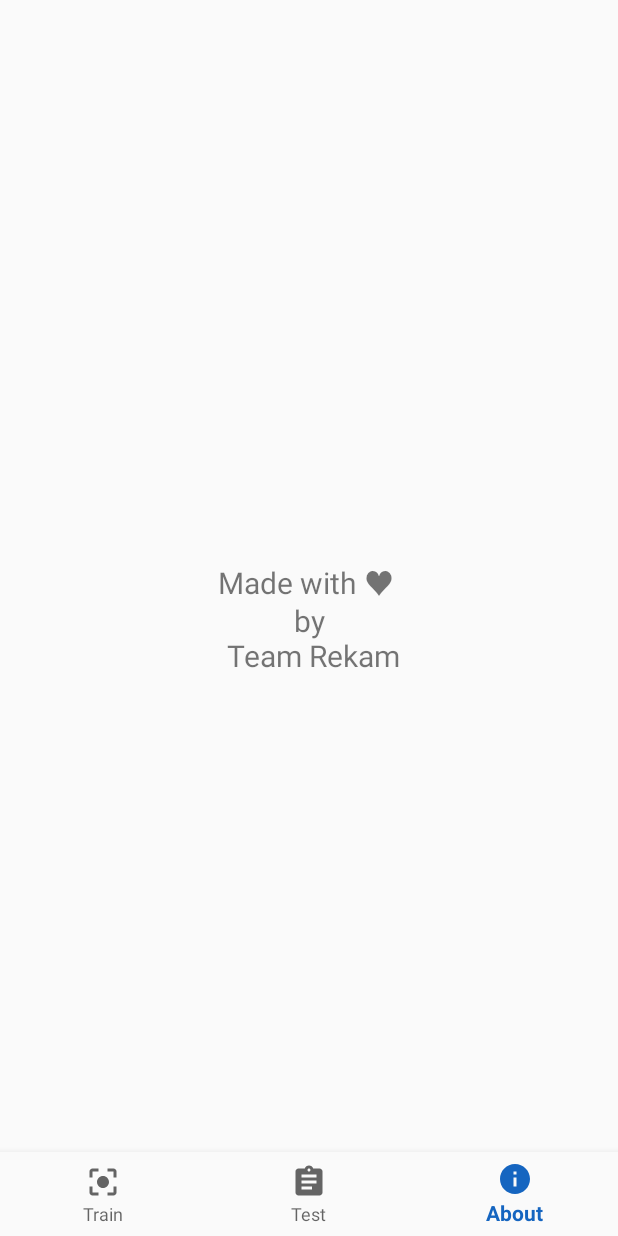
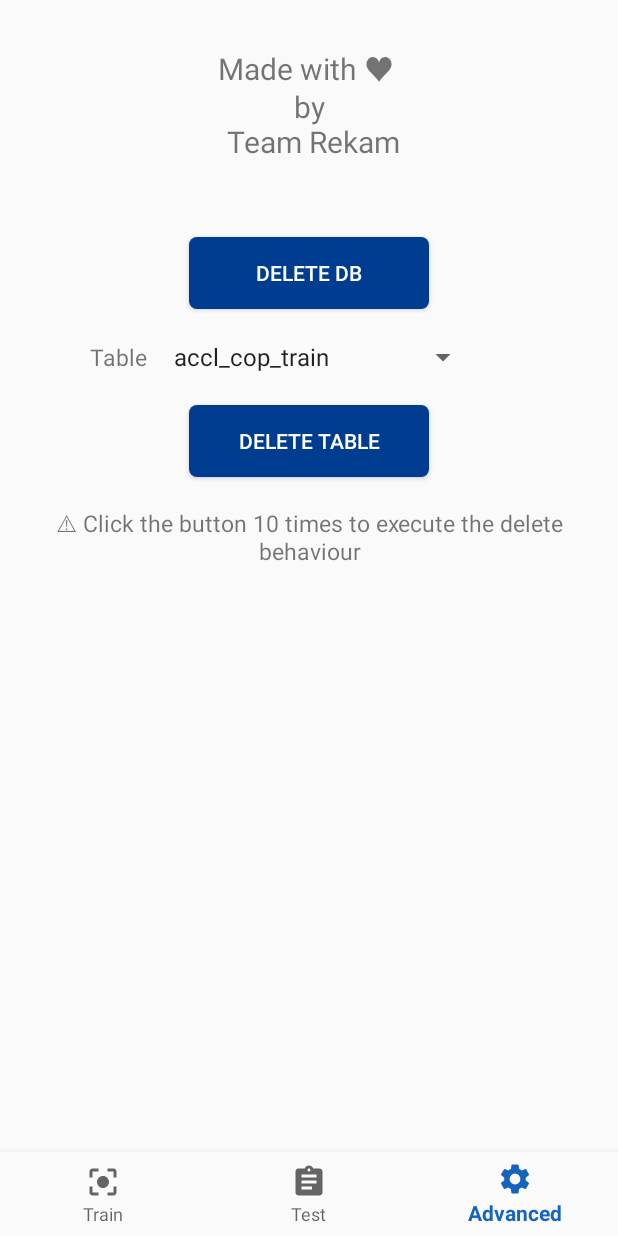
Before and after one commit to SandeepNadella/Action, an Android app: the screen it shows after launch (MainActivity), item 3 of the bottom bar chosen, on a phone screen of 412 x 824 dp. Run offline under Robolectric (Android 15) with nearby library versions, the phone set to English and light mode, and no system bars.

Commit message:
Added delete functionality

```diff
--- a/app/src/main/java/com/rekam/action/MainActivity.java
+++ b/app/src/main/java/com/rekam/action/MainActivity.java
@@ -14,14 +14,13 @@ import com.google.android.material.bottomnavigation.BottomNavigationView;
 import androidx.appcompat.app.AppCompatActivity;
 import androidx.annotation.NonNull;
 import androidx.core.content.ContextCompat;
-import androidx.recyclerview.widget.RecyclerView;
 
 import android.util.Log;
 import android.view.MenuItem;
 import android.view.MotionEvent;
 import android.view.View;
-import android.widget.Button;
-import android.widget.TextView;
+import android.widget.Spinner;
+import android.widget.Toast;
 
 import java.io.File;
 
@@ -45,6 +44,7 @@ public class MainActivity extends AppCompatActivity implements SensorEventListen
     private static SensorManager sensorManager = null;
     private static Sensor accelerometer;
     private static Sensor gyroscope;
+    private static Sensor magnetometer;
 
     private BottomNavigationView.OnNavigationItemSelectedListener mOnNavigationItemSelectedListener
             = new BottomNavigationView.OnNavigationItemSelectedListener() {
@@ -53,10 +53,10 @@ public class MainActivity extends AppCompatActivity implements SensorEventListen
         public boolean onNavigationItemSelected(@NonNull MenuItem item) {
             View trainView = findViewById(R.id.train_layout);
             View testView = findViewById(R.id.test_layout);
-            View aboutView = findViewById(R.id.about_layout);
+            View settingsView = findViewById(R.id.settings_layout);
             trainView.setVisibility(View.INVISIBLE);
             testView.setVisibility(View.INVISIBLE);
-            aboutView.setVisibility(View.INVISIBLE);
+            settingsView.setVisibility(View.INVISIBLE);
             switch (item.getItemId()) {
                 case R.id.train_dashboard:
                     trainView.setVisibility(View.VISIBLE);
@@ -64,8 +64,8 @@ public class MainActivity extends AppCompatActivity implements SensorEventListen
                 case R.id.test_dashboard:
                     testView.setVisibility(View.VISIBLE);
                     return true;
-                case R.id.about_dashboard:
-                    aboutView.setVisibility(View.VISIBLE);
+                case R.id.settings_dashboard:
+                    settingsView.setVisibility(View.VISIBLE);
                     return true;
             }
             return false;
@@ -234,12 +234,62 @@ public class MainActivity extends AppCompatActivity implements SensorEventListen
             }
         });
 
+        findViewById(R.id.del_db_btn).setOnClickListener(new View.OnClickListener() {
+            int countBtnDelDBPress = 0;
+            @Override
+            public void onClick(View v) {
+                countBtnDelDBPress++;
+                if(countBtnDelDBPress == 10) {
+                    countBtnDelDBPress = 0;
+                    File dbfolder = new File(getApplicationContext().getApplicationInfo().dataDir + "//databases//");
+                    if (dbfolder.exists()) {
+                        if (dbfolder.isDirectory()) {
+                            String[] children = dbfolder.list();
+                            for (int i = 0; i < children.length; i++) {
+                                new File(dbfolder, children[i]).delete();
+                            }
+                        }
+                    }
+                    actionUID = 0;
+                    SharedPreferences preferences = getSharedPreferences("ActionAppPreferences", 0);
+                    SharedPreferences.Editor editor = preferences.edit();
+                    editor.putLong("actionUID", actionUID).commit();
+                    runOnUiThread(new Runnable() {
+                        public void run() {
+                            Toast.makeText(MainActivity.this, "DB file deleted successfully", Toast.LENGTH_LONG).show();
+                        }
+                    });
+                }
+            }
+        });
+
+        final Spinner dropTableName = findViewById(R.id.table_drop_down);
+        findViewById(R.id.drop_table).setOnClickListener(new View.OnClickListener() {
+            int countDropTable = 0;
+            @Override
+            public void onClick(View v) {
+                countDropTable++;
+                if(countDropTable == 10) {
+                    countDropTable = 0;
+                    database.deleteTableData(dropTableName.getSelectedItem().toString());
+                    database.getWritableDatabase().close();
+                    runOnUiThread(new Runnable() {
+                        public void run() {
+                            Toast.makeText(MainActivity.this, "Table data deleted", Toast.LENGTH_LONG).show();
+                        }
+                    });
+                }
+            }
+        });
+
         database = new SensorDBModule(getApplicationContext(), DATABASE_NAME, 1);
         sensorManager = (SensorManager) getSystemService(Context.SENSOR_SERVICE);
-        accelerometer = sensorManager.getDefaultSensor(Sensor.TYPE_ACCELEROMETER);
+        accelerometer = sensorManager. getDefaultSensor(Sensor.TYPE_ACCELEROMETER);
         gyroscope = sensorManager.getDefaultSensor(Sensor.TYPE_GYROSCOPE);
+        magnetometer = sensorManager.getDefaultSensor(Sensor.TYPE_MAGNETIC_FIELD);
         sensorManager.registerListener(this, accelerometer, SensorManager.SENSOR_DELAY_NORMAL);
         sensorManager.registerListener(this, gyroscope, SensorManager.SENSOR_DELAY_NORMAL);
+        sensorManager.registerListener(this, magnetometer, SensorManager.SENSOR_DELAY_NORMAL);
 
         database.createTable(COP_TRAIN_TABLE,SensorDBModule.ACCELEROMETER);
         database.createTable(HUNGRY_TRAIN_TABLE,SensorDBModule.ACCELEROMETER);
@@ -249,6 +299,10 @@ public class MainActivity extends AppCompatActivity implements SensorEventListen
         database.createTable(HUNGRY_TRAIN_TABLE,SensorDBModule.GYROSCOPE);
         database.createTable(HEADACHE_TRAIN_TABLE,SensorDBModule.GYROSCOPE);
         database.createTable(ABOUT_TRAIN_TABLE,SensorDBModule.GYROSCOPE);
+        database.createTable(COP_TRAIN_TABLE,SensorDBModule.MAGNETOMETER);
+        database.createTable(HUNGRY_TRAIN_TABLE,SensorDBModule.MAGNETOMETER);
+        database.createTable(HEADACHE_TRAIN_TABLE,SensorDBModule.MAGNETOMETER);
+        database.createTable(ABOUT_TRAIN_TABLE,SensorDBModule.MAGNETOMETER);
 
         database.createTable(COP_TEST_TABLE,SensorDBModule.ACCELEROMETER);
         database.createTable(HUNGRY_TEST_TABLE,SensorDBModule.ACCELEROMETER);
@@ -258,6 +312,10 @@ public class MainActivity extends AppCompatActivity implements SensorEventListen
         database.createTable(HUNGRY_TEST_TABLE,SensorDBModule.GYROSCOPE);
         database.createTable(HEADACHE_TEST_TABLE,SensorDBModule.GYROSCOPE);
         database.createTable(ABOUT_TEST_TABLE,SensorDBModule.GYROSCOPE);
+        database.createTable(COP_TEST_TABLE,SensorDBModule.MAGNETOMETER);
+        database.createTable(HUNGRY_TEST_TABLE,SensorDBModule.MAGNETOMETER);
+        database.createTable(HEADACHE_TEST_TABLE,SensorDBModule.MAGNETOMETER);
+        database.createTable(ABOUT_TEST_TABLE,SensorDBModule.MAGNETOMETER);
     }
 
     private void startSession() {
@@ -298,6 +356,9 @@ public class MainActivity extends AppCompatActivity implements SensorEventListen
                 if (event.sensor.getType() == Sensor.TYPE_GYROSCOPE) {
                     database.insert(tableName,SensorDBModule.GYROSCOPE, actionUID, event.timestamp, event.values[0], event.values[1], event.values[2]);
                 }
+                if (event.sensor.getType() == Sensor.TYPE_MAGNETIC_FIELD) {
+                    database.insert(tableName,SensorDBModule.MAGNETOMETER, actionUID, event.timestamp, event.values[0], event.values[1], event.values[2]);
+                }
             }
         }
     }
@@ -330,6 +391,7 @@ public class MainActivity extends AppCompatActivity implements SensorEventListen
         actionUID = preferences.getLong("actionUID", 0);
         sensorManager.registerListener(this, accelerometer, SensorManager.SENSOR_DELAY_NORMAL);
         sensorManager.registerListener(this, gyroscope, SensorManager.SENSOR_DELAY_NORMAL);
+        sensorManager.registerListener(this, magnetometer, SensorManager.SENSOR_DELAY_NORMAL);
     }
 
     /**
--- a/app/src/main/java/com/rekam/action/SensorDBModule.java
+++ b/app/src/main/java/com/rekam/action/SensorDBModule.java
@@ -18,6 +18,7 @@ public class SensorDBModule extends SQLiteOpenHelper {
 
     public static String ACCELEROMETER = "accl";
     public static String GYROSCOPE = "gyro";
+    public static String MAGNETOMETER = "mag";
 
     //The column names in the database table
     private String ACTION_UID = "action_uid";
@@ -136,4 +137,8 @@ public class SensorDBModule extends SQLiteOpenHelper {
     public void onUpgrade(SQLiteDatabase db, int oldVersion, int newVersion) {
         // NOT needed
     }
+
+    public void deleteTableData(String tableName) {
+        getWritableDatabase().execSQL("DELETE FROM " + tableName + " WHERE "+ACTION_UID+" IS NOT NULL");
+    }
 }
--- a/app/src/main/res/drawable-anydpi/ic_about_black.xml
+++ b/app/src/main/res/drawable-anydpi/ic_about_black.xml
@@ -6,5 +6,5 @@
     android:tint="#333333">
     <path
         android:fillColor="#FF000000"
-        android:pathData="M12,2C6.48,2 2,6.48 2,12s4.48,10 10,10 10,-4.48 10,-10S17.52,2 12,2zM13,17h-2v-6h2v6zM13,9h-2L11,7h2v2z"/>
+        android:pathData="M19.1,12.9a2.8,2.8 0,0 0,0.1 -0.9,2.8 2.8,0 0,0 -0.1,-0.9l2.1,-1.6a0.7,0.7 0,0 0,0.1 -0.6L19.4,5.5a0.7,0.7 0,0 0,-0.6 -0.2l-2.4,1a6.5,6.5 0,0 0,-1.6 -0.9l-0.4,-2.6a0.5,0.5 0,0 0,-0.5 -0.4H10.1a0.5,0.5 0,0 0,-0.5 0.4L9.3,5.4a5.6,5.6 0,0 0,-1.7 0.9l-2.4,-1a0.4,0.4 0,0 0,-0.5 0.2l-2,3.4c-0.1,0.2 0,0.4 0.2,0.6l2,1.6a2.8,2.8 0,0 0,-0.1 0.9,2.8 2.8,0 0,0 0.1,0.9L2.8,14.5a0.7,0.7 0,0 0,-0.1 0.6l1.9,3.4a0.7,0.7 0,0 0,0.6 0.2l2.4,-1a6.5,6.5 0,0 0,1.6 0.9l0.4,2.6a0.5,0.5 0,0 0,0.5 0.4h3.8a0.5,0.5 0,0 0,0.5 -0.4l0.3,-2.6a5.6,5.6 0,0 0,1.7 -0.9l2.4,1a0.4,0.4 0,0 0,0.5 -0.2l2,-3.4c0.1,-0.2 0,-0.4 -0.2,-0.6ZM12,15.6A3.6,3.6 0,1 1,15.6 12,3.6 3.6,0 0,1 12,15.6Z"/>
 </vector>
--- a/app/src/main/res/layout/about_main.xml
+++ /dev/null
@@ -1,19 +0,0 @@
-<?xml version="1.0" encoding="utf-8"?>
-<RelativeLayout xmlns:android="http://schemas.android.com/apk/res/android"
-    xmlns:tools="http://schemas.android.com/tools"
-    android:layout_width="match_parent"
-    android:layout_height="match_parent"
-    tools:context=".MainActivity"
-    tools:showIn="@layout/activity_main">
-
-    <TextView
-        android:id="@+id/record_title"
-        android:layout_width="match_parent"
-        android:layout_height="match_parent"
-        android:text="@string/about_page_title"
-        android:layout_margin="20dp"
-        android:textFontWeight="800"
-        android:textStyle="bold"
-        android:textSize="20sp"
-        android:gravity="center"/>
-</RelativeLayout>
--- a/app/src/main/res/layout/activity_main.xml
+++ b/app/src/main/res/layout/activity_main.xml
@@ -16,8 +16,8 @@
         layout="@layout/test_main"
         android:visibility="invisible"/>
     <include
-        android:id="@+id/about_layout"
-        layout="@layout/about_main"
+        android:id="@+id/settings_layout"
+        layout="@layout/settings_main"
         android:visibility="invisible"/>
 
     <com.google.android.material.bottomnavigation.BottomNavigationView
--- /dev/null
+++ b/app/src/main/res/layout/settings_main.xml
@@ -0,0 +1,81 @@
+<?xml version="1.0" encoding="utf-8"?>
+<RelativeLayout xmlns:android="http://schemas.android.com/apk/res/android"
+    xmlns:tools="http://schemas.android.com/tools"
+    android:layout_width="match_parent"
+    android:layout_height="match_parent"
+    tools:context=".MainActivity"
+    tools:showIn="@layout/activity_main">
+
+    <LinearLayout
+        android:id="@+id/record_title_layout"
+        android:layout_width="match_parent"
+        android:layout_height="wrap_content"
+        android:layout_margin="10dp"
+        android:orientation="vertical">
+    <TextView
+        android:id="@+id/record_title"
+        android:layout_width="match_parent"
+        android:layout_height="wrap_content"
+        android:text="@string/about_page_title"
+        android:layout_margin="20dp"
+        android:textFontWeight="800"
+        android:textStyle="bold"
+        android:gravity="center"
+        android:textSize="20sp"/>
+    </LinearLayout>
+    <LinearLayout
+        android:id="@+id/btn_rows"
+        android:layout_width="match_parent"
+        android:layout_height="wrap_content"
+        android:layout_margin="10dp"
+        android:gravity="center"
+        android:layout_below="@id/record_title_layout"
+        android:orientation="vertical">
+        <Button
+            android:id="@+id/del_db_btn"
+            android:text="@string/delete_db_label"
+            android:textColor="@android:color/white"
+            android:background="@drawable/record_button"
+            android:layout_width="160dp"
+            android:layout_below="@id/record_title"
+            android:layout_height="wrap_content"
+            android:layout_margin="10dp"/>
+        <LinearLayout
+            android:layout_width="match_parent"
+            android:layout_height="wrap_content"
+            android:orientation="horizontal">
+            <TextView
+                android:id="@+id/table_selection_label"
+                android:layout_width="wrap_content"
+                android:layout_height="wrap_content"
+                android:text="@string/table_selection_label"
+                android:layout_marginTop="10dp"
+                android:layout_marginLeft="50dp"
+                android:labelFor="@id/table_drop_down"
+                android:textSize="15sp"/>
+            <Spinner
+                android:id="@+id/table_drop_down"
+                android:layout_width="wrap_content"
+                android:layout_margin="10dp"
+                android:entries="@array/tables_available"
+                android:layout_height="wrap_content" />
+        </LinearLayout>
+
+    <Button
+        android:id="@+id/drop_table"
+        android:text="@string/delete_table_btn_label"
+        android:textColor="@android:color/white"
+        android:background="@drawable/record_button"
+        android:layout_width="160dp"
+        android:layout_margin="10dp"
+        android:layout_height="wrap_content" />
+        <TextView
+            android:id="@+id/delete_help"
+            android:layout_width="match_parent"
+            android:layout_height="wrap_content"
+            android:text="@string/delete_help"
+            android:layout_margin="10dp"
+            android:textSize="15sp"
+            android:gravity="center"/>
+    </LinearLayout>
+</RelativeLayout>
--- a/app/src/main/res/layout/train_main.xml
+++ b/app/src/main/res/layout/train_main.xml
@@ -74,7 +74,7 @@
         android:layout_margin="10dp"
         android:gravity="center"
         android:layout_height="wrap_content"
-        android:orientation="horizontal">
+        android:orientation="vertical">
     <Button
         android:id="@+id/start_training"
         android:text="@string/start_train_title"
--- a/app/src/main/res/menu/bottom_nav_menu.xml
+++ b/app/src/main/res/menu/bottom_nav_menu.xml
@@ -12,8 +12,8 @@
         android:title="@string/title_test_dashboard" />
 
     <item
-        android:id="@+id/about_dashboard"
+        android:id="@+id/settings_dashboard"
         android:icon="@drawable/ic_about_black"
-        android:title="@string/title_about_notifications" />
+        android:title="@string/title_setting_dashboard" />
 
 </menu>
--- a/app/src/main/res/values/arrays.xml
+++ b/app/src/main/res/values/arrays.xml
@@ -6,4 +6,30 @@
         <item>Decision Tree</item>
         <item>Dynamic Time Warping (DTW)</item>
     </string-array>
+    <string-array name="tables_available">
+        <item>accl_cop_train</item>
+        <item>accl_hungry_train</item>
+        <item>accl_headache_train</item>
+        <item>accl_about_train</item>
+        <item>accl_cop_test</item>
+        <item>accl_hungry_test</item>
+        <item>accl_headache_test</item>
+        <item>accl_about_test</item>
+        <item>gyro_cop_train</item>
+        <item>gyro_hungry_train</item>
+        <item>gyro_headache_train</item>
+        <item>gyro_about_train</item>
+        <item>gyro_cop_test</item>
+        <item>gyro_hungry_test</item>
+        <item>gyro_headache_test</item>
+        <item>gyro_about_test</item>
+        <item>mag_cop_train</item>
+        <item>mag_hungry_train</item>
+        <item>mag_headache_train</item>
+        <item>mag_about_train</item>
+        <item>mag_cop_test</item>
+        <item>mag_hungry_test</item>
+        <item>mag_headache_test</item>
+        <item>mag_about_test</item>
+    </string-array>
 </resources>
--- a/app/src/main/res/values/strings.xml
+++ b/app/src/main/res/values/strings.xml
@@ -2,7 +2,7 @@
     <string name="app_name">Action</string>
     <string name="title_train_dashboard">Train</string>
     <string name="title_test_dashboard">Test</string>
-    <string name="title_about_notifications">About️</string>
+    <string name="title_setting_dashboard">Advanced</string>
     <string name="cop_btn_title">Cop 👮</string>
     <string name="hungry_btn_title">Hungry 😋</string>
     <string name="headache_btn_title">Headache 🤕</string>
@@ -19,4 +19,8 @@
     <string name="training_help">ⓘ Touch and hold a button under Record Actions to record the action and leave to stop recording.\nThen click Start Training to start the training process.</string>
     <string name="training_status" />
     <string name="generated_accuracies" />
+    <string name="delete_db_label">Delete DB</string>
+    <string name="delete_table_btn_label">Delete Table</string>
+    <string name="table_selection_label">Table</string>
+    <string name="delete_help">⚠ Click the button 10 times to execute the delete behaviour</string>
 </resources>
```
Also changed, not shown: app/src/main/res/drawable-hdpi/ic_about_black.png, app/src/main/res/drawable-mdpi/ic_about_black.png, app/src/main/res/drawable-xhdpi/ic_about_black.png, app/src/main/res/drawable-xxhdpi/ic_about_black.png.
